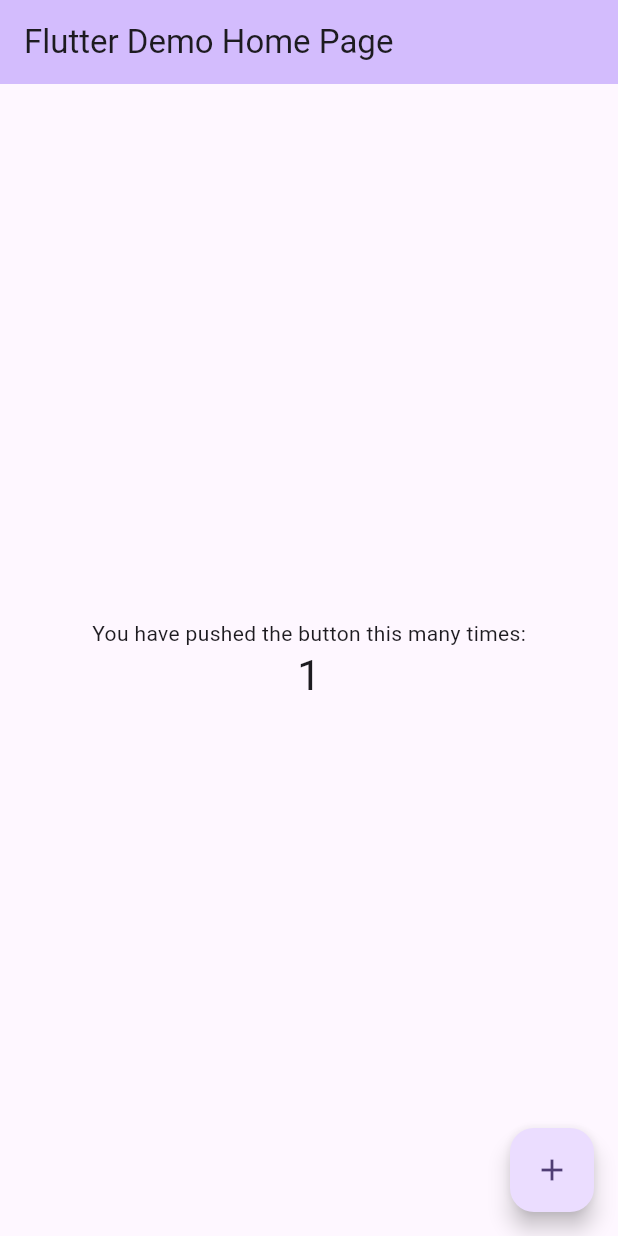
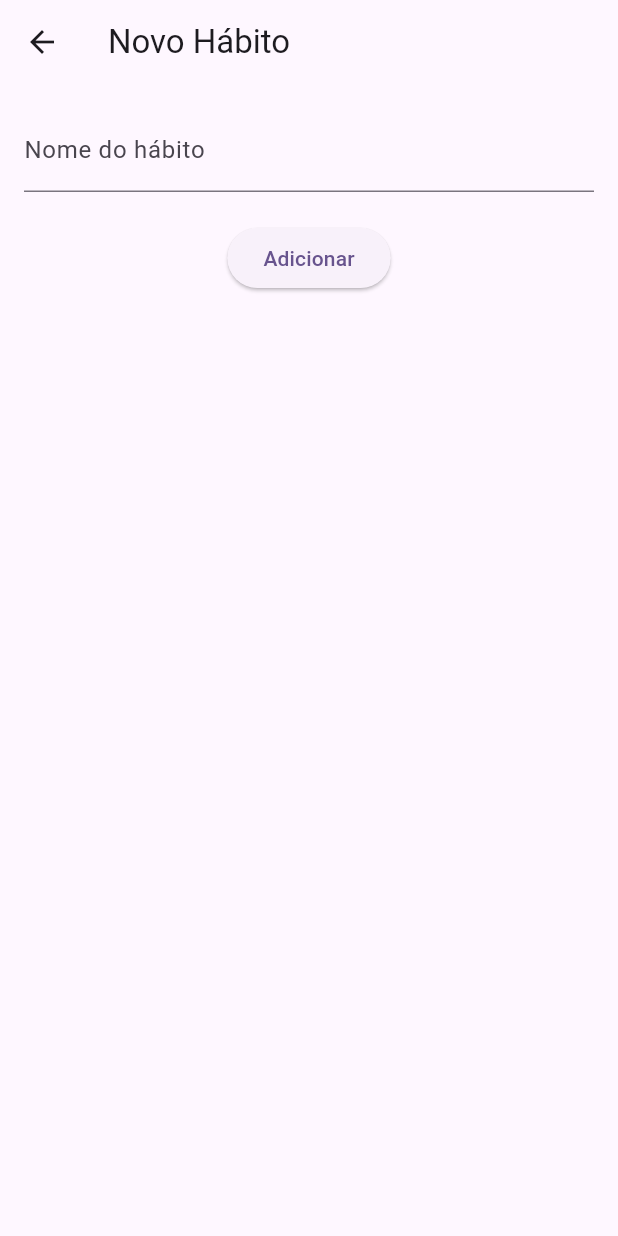
Before and after one commit to CEUB-Lucas-Linard/trabalho-final-trabalho-final-7, a Flutter app: the screen it shows after launch, after a tap on the "add" icon, on a phone screen of 412 x 824 dp. Run offline on Flutter 3.47's test engine with Material 3 defaults, Android fonts, the phone set to English and light mode, and no system bars; our stand-ins replace shared_preferences, table_calendar.

Commit message:
Features criar habito, calendário e contador de hábito

```diff
--- a/habit_tracker/lib/main.dart
+++ b/habit_tracker/lib/main.dart
@@ -1,122 +1,13 @@
 import 'package:flutter/material.dart';
+import 'package:provider/provider.dart';
+import 'src/app.dart';
+import 'src/providers/habit_provider.dart';
 
 void main() {
-  runApp(const MyApp());
+  runApp(
+    ChangeNotifierProvider(
+      create: (_) => HabitProvider()..loadHabits(),
+      child: const HabitApp(),
+    ),
+  );
 }
-
-class MyApp extends StatelessWidget {
-  const MyApp({super.key});
-
-  // This widget is the root of your application.
-  @override
-  Widget build(BuildContext context) {
-    return MaterialApp(
-      title: 'Flutter Demo',
-      theme: ThemeData(
-        // This is the theme of your application.
-        //
-        // TRY THIS: Try running your application with "flutter run". You'll see
-        // the application has a purple toolbar. Then, without quitting the app,
-        // try changing the seedColor in the colorScheme below to Colors.green
-        // and then invoke "hot reload" (save your changes or press the "hot
-        // reload" button in a Flutter-supported IDE, or press "r" if you used
-        // the command line to start the app).
-        //
-        // Notice that the counter didn't reset back to zero; the application
-        // state is not lost during the reload. To reset the state, use hot
-        // restart instead.
-        //
-        // This works for code too, not just values: Most code changes can be
-        // tested with just a hot reload.
-        colorScheme: ColorScheme.fromSeed(seedColor: Colors.deepPurple),
-      ),
-      home: const MyHomePage(title: 'Flutter Demo Home Page'),
-    );
-  }
-}
-
-class MyHomePage extends StatefulWidget {
-  const MyHomePage({super.key, required this.title});
-
-  // This widget is the home page of your application. It is stateful, meaning
-  // that it has a State object (defined below) that contains fields that affect
-  // how it looks.
-
-  // This class is the configuration for the state. It holds the values (in this
-  // case the title) provided by the parent (in this case the App widget) and
-  // used by the build method of the State. Fields in a Widget subclass are
-  // always marked "final".
-
-  final String title;
-
-  @override
-  State<MyHomePage> createState() => _MyHomePageState();
-}
-
-class _MyHomePageState extends State<MyHomePage> {
-  int _counter = 0;
-
-  void _incrementCounter() {
-    setState(() {
-      // This call to setState tells the Flutter framework that something has
-      // changed in this State, which causes it to rerun the build method below
-      // so that the display can reflect the updated values. If we changed
-      // _counter without calling setState(), then the build method would not be
-      // called again, and so nothing would appear to happen.
-      _counter++;
-    });
-  }
-
-  @override
-  Widget build(BuildContext context) {
-    // This method is rerun every time setState is called, for instance as done
-    // by the _incrementCounter method above.
-    //
-    // The Flutter framework has been optimized to make rerunning build methods
-    // fast, so that you can just rebuild anything that needs updating rather
-    // than having to individually change instances of widgets.
-    return Scaffold(
-      appBar: AppBar(
-        // TRY THIS: Try changing the color here to a specific color (to
-        // Colors.amber, perhaps?) and trigger a hot reload to see the AppBar
-        // change color while the other colors stay the same.
-        backgroundColor: Theme.of(context).colorScheme.inversePrimary,
-        // Here we take the value from the MyHomePage object that was created by
-        // the App.build method, and use it to set our appbar title.
-        title: Text(widget.title),
-      ),
-      body: Center(
-        // Center is a layout widget. It takes a single child and positions it
-        // in the middle of the parent.
-        child: Column(
-          // Column is also a layout widget. It takes a list of children and
-          // arranges them vertically. By default, it sizes itself to fit its
-          // children horizontally, and tries to be as tall as its parent.
-          //
-          // Column has various properties to control how it sizes itself and
-          // how it positions its children. Here we use mainAxisAlignment to
-          // center the children vertically; the main axis here is the vertical
-          // axis because Columns are vertical (the cross axis would be
-          // horizontal).
-          //
-          // TRY THIS: Invoke "debug painting" (choose the "Toggle Debug Paint"
-          // action in the IDE, or press "p" in the console), to see the
-          // wireframe for each widget.
-          mainAxisAlignment: MainAxisAlignment.center,
-          children: <Widget>[
-            const Text('You have pushed the button this many times:'),
-            Text(
-              '$_counter',
-              style: Theme.of(context).textTheme.headlineMedium,
-            ),
-          ],
-        ),
-      ),
-      floatingActionButton: FloatingActionButton(
-        onPressed: _incrementCounter,
-        tooltip: 'Increment',
-        child: const Icon(Icons.add),
-      ), // This trailing comma makes auto-formatting nicer for build methods.
-    );
-  }
-}
--- /dev/null
+++ b/habit_tracker/lib/src/app.dart
@@ -0,0 +1,18 @@
+import 'package:flutter/material.dart';
+import 'screens/home_screen.dart';
+
+class HabitApp extends StatelessWidget {
+  const HabitApp({super.key});
+
+  @override
+  Widget build(BuildContext context) {
+    return MaterialApp(
+      title: 'Habit Tracker',
+      theme: ThemeData(
+        colorScheme: ColorScheme.fromSeed(seedColor: Colors.deepPurple),
+        useMaterial3: true,
+      ),
+      home: const HomeScreen(),
+    );
+  }
+}
--- /dev/null
+++ b/habit_tracker/lib/src/models/habit.dart
@@ -0,0 +1,40 @@
+class Habit {
+  final String id;
+  final String name;
+  final List<DateTime> completedDates;
+
+  Habit({
+    required this.id,
+    required this.name,
+    List<DateTime>? completedDates,
+  }) : completedDates = completedDates ?? [];
+
+  Habit copyWith({
+    String? name,
+    List<DateTime>? completedDates,
+  }) {
+    return Habit(
+      id: id,
+      name: name ?? this.name,
+      completedDates: completedDates ?? this.completedDates,
+    );
+  }
+
+  Map<String, dynamic> toJson() {
+    return {
+      'id': id,
+      'name': name,
+      'completedDates': completedDates.map((e) => e.toIso8601String()).toList(),
+    };
+  }
+
+  factory Habit.fromJson(Map<String, dynamic> json) {
+    return Habit(
+      id: json['id'],
+      name: json['name'],
+      completedDates: (json['completedDates'] as List)
+          .map((e) => DateTime.parse(e))
+          .toList(),
+    );
+  }
+}
--- /dev/null
+++ b/habit_tracker/lib/src/providers/habit_provider.dart
@@ -0,0 +1,57 @@
+import 'package:flutter/material.dart';
+import '../models/habit.dart';
+import '../utils/storage_util.dart';
+
+class HabitProvider with ChangeNotifier {
+  final List<Habit> _habits = [];
+
+  List<Habit> get habits => List.unmodifiable(_habits);
+
+  void loadHabits() async {
+    final loaded = await StorageUtil.loadHabits();
+    _habits.clear();
+    _habits.addAll(loaded);
+    notifyListeners();
+  }
+
+  void addHabit(String name) {
+    final habit = Habit(
+      id: DateTime.now().toIso8601String(),
+      name: name,
+    );
+    _habits.add(habit);
+    _save();
+  }
+
+  void toggleCompletion(String habitId, DateTime date) {
+    final habit = _habits.firstWhere((h) => h.id == habitId);
+    final dates = List<DateTime>.from(habit.completedDates);
+    if (dates.any((d) => _isSameDay(d, date))) {
+      dates.removeWhere((d) => _isSameDay(d, date));
+    } else {
+      dates.add(date);
+    }
+    _updateHabit(habitId, habit.copyWith(completedDates: dates));
+  }
+
+  bool isCompleted(String habitId, DateTime date) {
+    final habit = _habits.firstWhere((h) => h.id == habitId);
+    return habit.completedDates.any((d) => _isSameDay(d, date));
+  }
+
+  Habit getById(String id) => _habits.firstWhere((h) => h.id == id);
+
+  void _updateHabit(String id, Habit updated) {
+    final index = _habits.indexWhere((h) => h.id == id);
+    _habits[index] = updated;
+    _save();
+  }
+
+  void _save() {
+    StorageUtil.saveHabits(_habits);
+    notifyListeners();
+  }
+
+  bool _isSameDay(DateTime a, DateTime b) =>
+      a.year == b.year && a.month == b.month && a.day == b.day;
+}
--- /dev/null
+++ b/habit_tracker/lib/src/screens/home_screen.dart
@@ -0,0 +1,40 @@
+import 'package:flutter/material.dart';
+import 'package:provider/provider.dart';
+import '../providers/habit_provider.dart';
+import 'new_habit_screen.dart';
+import 'habit_detail_screen.dart';
+
+class HomeScreen extends StatelessWidget {
+  const HomeScreen({super.key});
+
+  @override
+  Widget build(BuildContext context) {
+    final habits = context.watch<HabitProvider>().habits;
+
+    return Scaffold(
+      appBar: AppBar(title: const Text('Seus Hábitos')),
+      body: ListView.builder(
+        itemCount: habits.length,
+        itemBuilder: (_, index) {
+          final habit = habits[index];
+          return ListTile(
+            title: Text(habit.name),
+            onTap: () => Navigator.push(
+              context,
+              MaterialPageRoute(
+                builder: (_) => HabitDetailScreen(habitId: habit.id),
+              ),
+            ),
+          );
+        },
+      ),
+      floatingActionButton: FloatingActionButton(
+        onPressed: () => Navigator.push(
+          context,
+          MaterialPageRoute(builder: (_) => const NewHabitScreen()),
+        ),
+        child: const Icon(Icons.add),
+      ),
+    );
+  }
+}
--- /dev/null
+++ b/habit_tracker/lib/src/screens/new_habit_screen.dart
@@ -0,0 +1,38 @@
+import 'package:flutter/material.dart';
+import 'package:provider/provider.dart';
+import '../providers/habit_provider.dart';
+
+class NewHabitScreen extends StatelessWidget {
+  const NewHabitScreen({super.key});
+
+  @override
+  Widget build(BuildContext context) {
+    final controller = TextEditingController();
+
+    return Scaffold(
+      appBar: AppBar(title: const Text('Novo Hábito')),
+      body: Padding(
+        padding: const EdgeInsets.all(16.0),
+        child: Column(
+          children: [
+            TextField(
+              controller: controller,
+              decoration: const InputDecoration(labelText: 'Nome do hábito'),
+            ),
+            const SizedBox(height: 20),
+            ElevatedButton(
+              onPressed: () {
+                final name = controller.text.trim();
+                if (name.isNotEmpty) {
+                  context.read<HabitProvider>().addHabit(name);
+                  Navigator.pop(context);
+                }
+              },
+              child: const Text('Adicionar'),
+            ),
+          ],
+        ),
+      ),
+    );
+  }
+}
--- /dev/null
+++ b/habit_tracker/lib/src/utils/storage_util.dart
@@ -0,0 +1,21 @@
+import 'dart:convert';
+import 'package:shared_preferences/shared_preferences.dart';
+import '../models/habit.dart';
+
+class StorageUtil {
+  static const _key = 'habits';
+
+  static Future<void> saveHabits(List<Habit> habits) async {
+    final prefs = await SharedPreferences.getInstance();
+    final list = habits.map((h) => h.toJson()).toList();
+    await prefs.setString(_key, jsonEncode(list));
+  }
+
+  static Future<List<Habit>> loadHabits() async {
+    final prefs = await SharedPreferences.getInstance();
+    final jsonString = prefs.getString(_key);
+    if (jsonString == null) return [];
+    final List data = jsonDecode(jsonString);
+    return data.map((e) => Habit.fromJson(e)).toList();
+  }
+}
```
Also changed, not shown: habit_tracker/lib/src/screens/habit_detail_screen.dart (added, +77 -0 lines), habit_tracker/pubspec.yaml (+8 -75 lines), habit_tracker/pubspec.lock, 3 other files.
